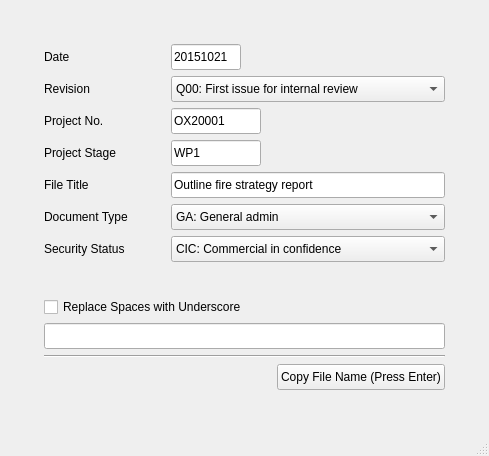
The window that fsetoolsGUI/gui/layout/ui/dialog_0601_naming_convention.ui (fuyans/fsetoolsGUI) describes before a commit, drawn with Qt 5.
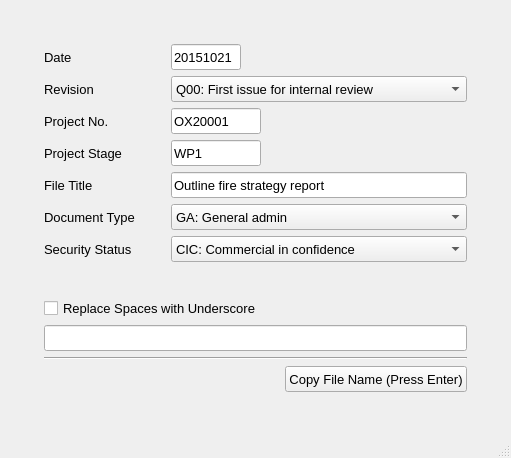
The same window after the commit.

Commit message: Font size change to 10 pt.

Diff of the .ui file:
```diff
--- a/fsetoolsGUI/gui/layout/ui/dialog_0601_naming_convention.ui
+++ b/fsetoolsGUI/gui/layout/ui/dialog_0601_naming_convention.ui
@@ -7,7 +7,7 @@
     <x>0</x>
     <y>0</y>
     <width>466</width>
-    <height>456</height>
+    <height>458</height>
    </rect>
   </property>
   <property name="windowTitle">
@@ -50,6 +50,7 @@
           </property>
           <property name="font">
            <font>
+            <pointsize>10</pointsize>
             <weight>50</weight>
             <bold>false</bold>
            </font>
@@ -82,6 +83,11 @@
             <height>16777215</height>
            </size>
           </property>
+          <property name="font">
+           <font>
+            <pointsize>10</pointsize>
+           </font>
+          </property>
           <property name="text">
            <string>20151021</string>
           </property>
@@ -97,6 +103,7 @@
           </property>
           <property name="font">
            <font>
+            <pointsize>10</pointsize>
             <weight>50</weight>
             <bold>false</bold>
            </font>
@@ -129,6 +136,11 @@
             <height>16777215</height>
            </size>
           </property>
+          <property name="font">
+           <font>
+            <pointsize>10</pointsize>
+           </font>
+          </property>
           <item>
            <property name="text">
             <string>Q00: First issue for internal review</string>
@@ -182,6 +194,7 @@
           </property>
           <property name="font">
            <font>
+            <pointsize>10</pointsize>
             <weight>50</weight>
             <bold>false</bold>
            </font>
@@ -214,6 +227,11 @@
             <height>16777215</height>
            </size>
           </property>
+          <property name="font">
+           <font>
+            <pointsize>10</pointsize>
+           </font>
+          </property>
           <property name="text">
            <string>OX20001</string>
           </property>
@@ -229,6 +247,7 @@
           </property>
           <property name="font">
            <font>
+            <pointsize>10</pointsize>
             <weight>50</weight>
             <bold>false</bold>
            </font>
@@ -261,6 +280,11 @@
             <height>16777215</height>
            </size>
           </property>
+          <property name="font">
+           <font>
+            <pointsize>10</pointsize>
+           </font>
+          </property>
           <property name="text">
            <string>WP1</string>
           </property>
@@ -276,6 +300,7 @@
           </property>
           <property name="font">
            <font>
+            <pointsize>10</pointsize>
             <weight>50</weight>
             <bold>false</bold>
            </font>
@@ -304,6 +329,7 @@
           </property>
           <property name="font">
            <font>
+            <pointsize>10</pointsize>
             <weight>50</weight>
             <bold>false</bold>
            </font>
@@ -330,6 +356,11 @@
             <height>26</height>
            </size>
           </property>
+          <property name="font">
+           <font>
+            <pointsize>10</pointsize>
+           </font>
+          </property>
           <item>
            <property name="text">
             <string>GA: General admin</string>
@@ -422,6 +453,7 @@
           </property>
           <property name="font">
            <font>
+            <pointsize>10</pointsize>
             <weight>50</weight>
             <bold>false</bold>
            </font>
@@ -448,6 +480,11 @@
             <height>26</height>
            </size>
           </property>
+          <property name="font">
+           <font>
+            <pointsize>10</pointsize>
+           </font>
+          </property>
           <item>
            <property name="text">
             <string>CIC: Commercial in confidence</string>
@@ -478,6 +515,11 @@
             <height>26</height>
            </size>
           </property>
+          <property name="font">
+           <font>
+            <pointsize>10</pointsize>
+           </font>
+          </property>
           <property name="text">
            <string>Outline fire strategy report</string>
           </property>
@@ -487,6 +529,11 @@
       </item>
       <item>
        <spacer name="verticalSpacer">
+        <property name="font">
+         <font>
+          <pointsize>10</pointsize>
+         </font>
+        </property>
         <property name="orientation">
          <enum>Qt::Vertical</enum>
         </property>
@@ -500,6 +547,11 @@
       </item>
       <item>
        <widget class="QCheckBox" name="checkBox_replace_spaces">
+        <property name="font">
+         <font>
+          <pointsize>10</pointsize>
+         </font>
+        </property>
         <property name="toolTip">
          <string>Replace all spaces in the file name to underscore `_`.</string>
         </property>
@@ -519,6 +571,11 @@
           <height>26</height>
          </size>
         </property>
+        <property name="font">
+         <font>
+          <pointsize>10</pointsize>
+         </font>
+        </property>
         <property name="toolTip">
          <string>Composed file name.</string>
         </property>
@@ -529,6 +586,11 @@
       </item>
       <item>
        <widget class="Line" name="line_2">
+        <property name="font">
+         <font>
+          <pointsize>10</pointsize>
+         </font>
+        </property>
         <property name="orientation">
          <enum>Qt::Horizontal</enum>
         </property>
@@ -538,6 +600,11 @@
        <layout class="QHBoxLayout" name="horizontalLayout_2">
         <item>
          <spacer name="horizontalSpacer">
+          <property name="font">
+           <font>
+            <pointsize>10</pointsize>
+           </font>
+          </property>
           <property name="orientation">
            <enum>Qt::Horizontal</enum>
           </property>
@@ -569,6 +636,11 @@
             <height>26</height>
            </size>
           </property>
+          <property name="font">
+           <font>
+            <pointsize>10</pointsize>
+           </font>
+          </property>
           <property name="toolTip">
            <string>Click (or press Enter) to copy the generated file name.</string>
           </property>
```
The commit also changes 10 other files.
